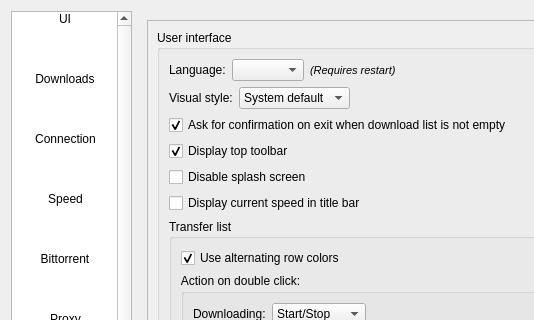
The window that src/ui/options.ui (SysAdminDoc/qBittorrent-Vanced) describes before a commit, drawn with Qt 5; both pictures show x 0 to 534 and y 0 to 320 of the 789 by 572 pixel window.
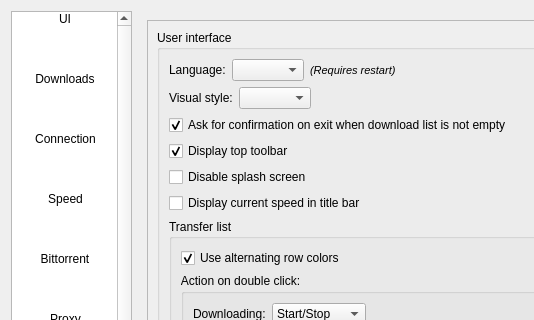
The same window after the commit. Icons and pictures are not drawn.

What changed in the file:
```diff
--- a/src/ui/options.ui
+++ b/src/ui/options.ui
@@ -330,13 +330,7 @@
                    </widget>
                   </item>
                   <item>
-                   <widget class="QComboBox" name="comboStyle">
-                    <item>
-                     <property name="text">
-                      <string>System default</string>
-                     </property>
-                    </item>
-                   </widget>
+                   <widget class="QComboBox" name="comboStyle"/>
                   </item>
                   <item>
                    <spacer>
```
